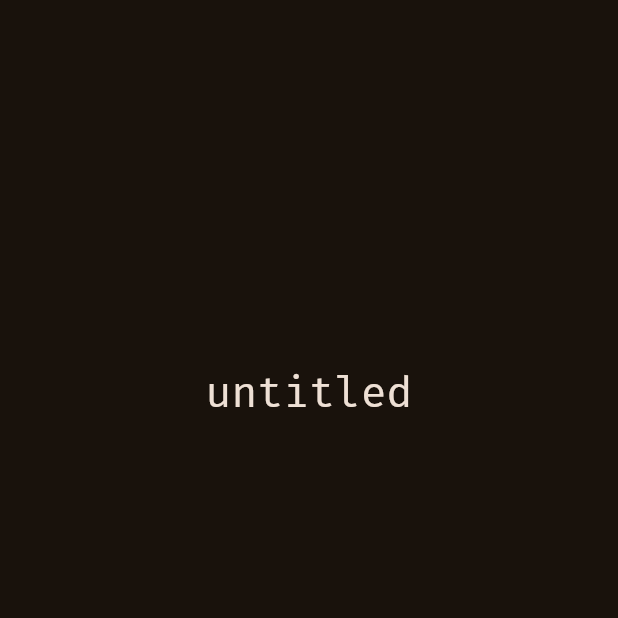
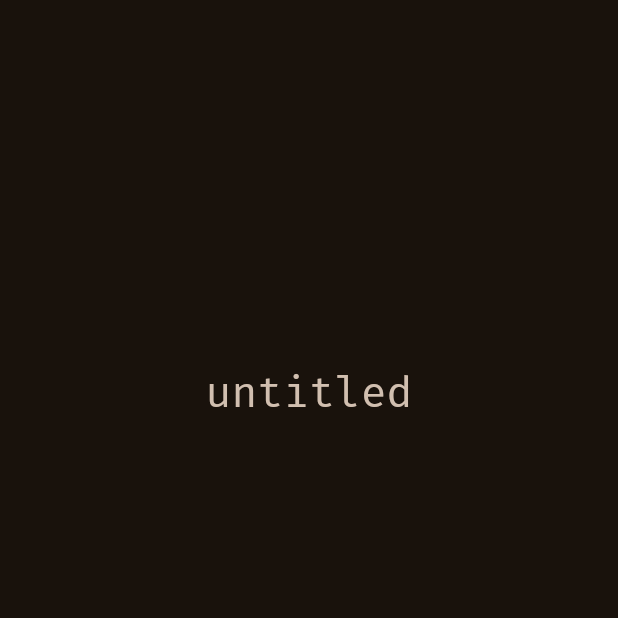
Before and after one commit to scribhneoir/stream, a Flutter app: the FlowPage screen opened directly, on a phone screen of 412 x 824 dp, the top half of it. Run offline on Flutter 3.47's test engine with Material 2 defaults, Android fonts, the phone set to English and light mode, and no system bars.

Commit message:
feat: a bunch of work. sorry

```diff
--- a/lib/pages/flow.dart
+++ b/lib/pages/flow.dart
@@ -169,10 +169,21 @@ class _FlowPageState extends State<FlowPage> {
                   child: Padding(
                       padding: const EdgeInsets.fromLTRB(10, 2, 10, 2),
                       child: Text(
-                        _title == "" ? "untitled" : _title,
-                        style: Theme.of(context).textTheme.headlineMedium,
+                        _enterCount == 2
+                            ? "..."
+                            : _title == ""
+                                ? "untitled"
+                                : _title,
+                        style: Theme.of(context)
+                            .textTheme
+                            .headlineMedium
+                            ?.apply(
+                                color: _settingTitle
+                                    ? Theme.of(context).colorScheme.primary
+                                    : Theme.of(context).colorScheme.secondary),
                       ))),
               Row(
+                mainAxisAlignment: MainAxisAlignment.center,
                 children: [
                   ..._tags.asMap().entries.map((tag) {
                     return InkWell(
@@ -185,7 +196,8 @@ class _FlowPageState extends State<FlowPage> {
                         splashColor: Colors.white10, // Splash color over image
                         child: Text(
                           tag.value,
-                          style: Theme.of(context).textTheme.bodyLarge,
+                          style: Theme.of(context).textTheme.bodyLarge?.apply(
+                              color: Theme.of(context).colorScheme.tertiary),
                         ));
                   })
                 ],
@@ -194,8 +206,11 @@ class _FlowPageState extends State<FlowPage> {
                   shaderCallback: (bounds) {
                     return LinearGradient(
                             colors: [
-                          Colors.white.withOpacity(0.0),
-                          Colors.black,
+                          Theme.of(context)
+                              .colorScheme
+                              .background
+                              .withOpacity(0.0),
+                          Theme.of(context).colorScheme.primary,
                         ],
                             begin: FractionalOffset.topCenter,
                             end: const FractionalOffset(0.5, 0.5))
--- a/pubspec.yaml
+++ b/pubspec.yaml
@@ -18,6 +18,7 @@ dev_dependencies:
   flutter_test:
     sdk: flutter
   flutter_lints: ^2.0.0
+  flutter_launcher_icons: "^0.13.1"
 
 flutter:
   uses-material-design: true
```
Also changed, not shown: flutter_launcher_icons.yaml (added, +23 -0 lines), lib/pages/edit.dart (+28 -1 lines), assets/icon/icon.png (added), pubspec.lock, 47 other files.
